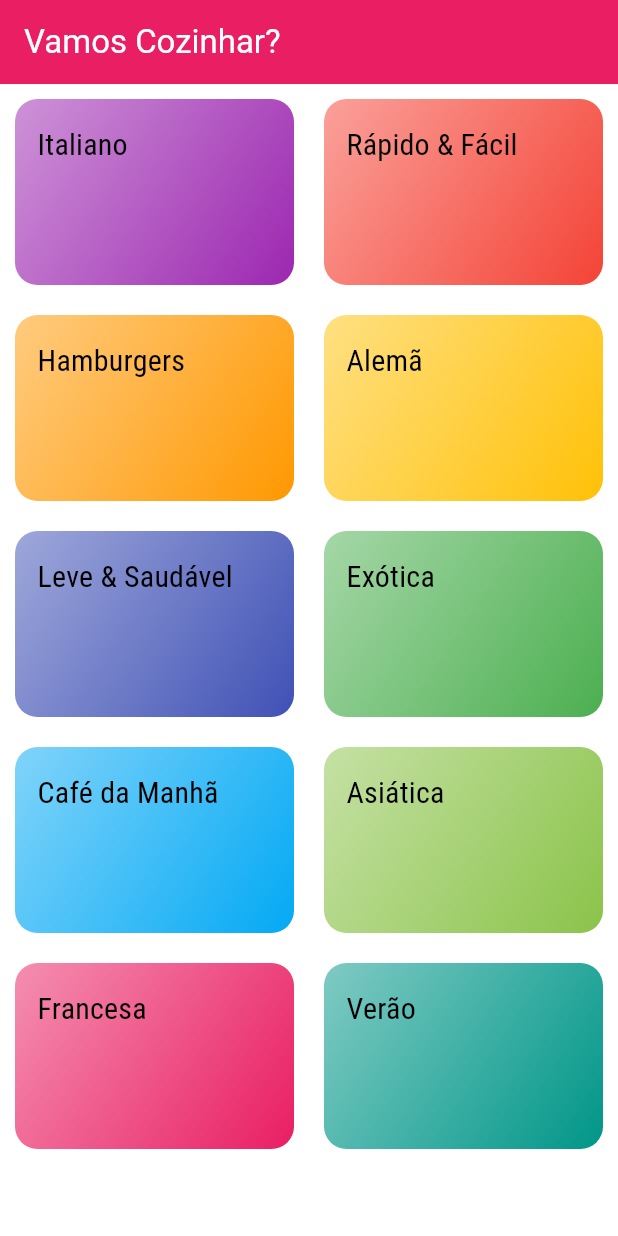
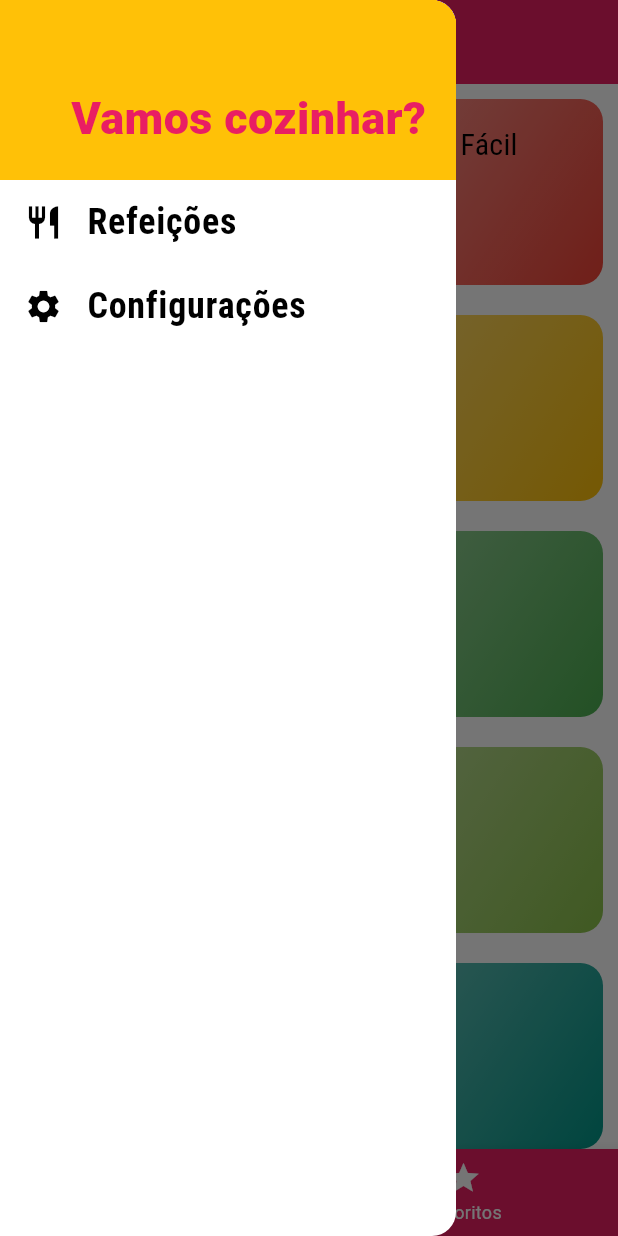
Before and after one commit to VORP2830/Meals, a Flutter app: the screen it shows after launch, with the side drawer open (before the commit the screen has no drawer), on a phone screen of 412 x 824 dp. Run offline on Flutter 3.47's test engine with Material 3 defaults, Android fonts, the phone set to English and light mode, and no system bars; missing offline and left inert: dart:ffi.

Commit message:
Aula 191 - 205

```diff
--- /dev/null
+++ b/lib/components/main_drawer.dart
@@ -0,0 +1,54 @@
+import 'package:flutter/material.dart';
+import 'package:meals/utils/app_routes.dart';
+
+class MainDrower extends StatelessWidget {
+  Widget _createItem(IconData icon, String label, Function() onTap){
+    return ListTile(
+      leading: Icon(
+        icon,
+        size: 26,
+      ),
+      title: Text(
+        label,
+        style: const TextStyle(
+          fontFamily: 'RobotoCondensed',
+          fontSize: 24,
+          fontWeight: FontWeight.bold,
+        ),
+      ),
+      onTap: onTap,
+    );
+  }
+
+  @override
+  Widget build(BuildContext context) {
+    return Drawer(
+      child: Column(
+        children: <Widget>[
+          Container(
+            height: 120,
+            width: double.infinity,
+            padding: EdgeInsets.all(20),
+            color: Theme.of(context).colorScheme.secondary,
+            alignment: Alignment.bottomRight,
+            child: Text(
+              'Vamos cozinhar?',
+              style: TextStyle(
+                fontWeight: FontWeight.w900,
+                fontSize: 30,
+                color: Theme.of(context).colorScheme.primary,
+              ),
+            ),
+          ),
+          _createItem(Icons.restaurant, "Refeições", () {
+            //Navega para a rota home e remove todas as outras rotas da pilha
+            Navigator.of(context).pushReplacementNamed(AppRoutes.HOME);
+          }),
+          _createItem(Icons.settings, "Configurações", () {
+            Navigator.of(context).pushReplacementNamed(AppRoutes.SETTINGS);
+          })
+        ],
+      ),
+    );
+  }
+}
--- a/lib/main.dart
+++ b/lib/main.dart
@@ -1,15 +1,37 @@
 import 'package:flutter/material.dart';
+import 'package:meals/data/dummy_data.dart';
+import 'package:meals/models/settings.dart';
 import 'package:meals/pages/categories_meals_page.dart';
+import 'package:meals/pages/settings_page.dart';
+import 'package:meals/pages/tabs_page.dart';
 import 'package:meals/utils/app_routes.dart';
+import 'models/meal.dart';
 import 'pages/categories_page.dart';
+import 'pages/meal_detail_page.dart';
 
 void main() {
   runApp(const MyApp());
 }
 
-class MyApp extends StatelessWidget {
+class MyApp extends StatefulWidget {
   const MyApp({super.key});
+  @override
+  State<MyApp> createState() => _MyAppState();
+}
 
+class _MyAppState extends State<MyApp> {
+  List<Meal> _availableMeals = dummyMeals;
+  void _filterMeals(Settings settings) {
+    setState(() {
+      _availableMeals = dummyMeals.where((meal) {
+        final filterGluten = settings.isGlutenFree && !meal.isGlutenFree;
+        final filterLactose = settings.isLactoseFree && !meal.isLactoseFree;
+        final filterVegan = settings.isVegan && !meal.isVegan;
+        final filterVegetarian = settings.isVegetarian && !meal.isVegetarian;
+        return !filterGluten && !filterLactose && !filterVegan && !filterVegetarian;
+      }).toList();
+    });
+  }
   @override
   Widget build(BuildContext context) {
     return MaterialApp(
@@ -29,8 +51,19 @@ class MyApp extends StatelessWidget {
       ),
       //Aqui ficam as rotas da aplicação
       routes: {
-        AppRoutes.HOME: (_) => const CategoriesPage(),
-        AppRoutes.CATEGORY_MEALS: (_) => CategoriesMealsPage(),
+        AppRoutes.HOME: (_) => TabsPage(),
+        AppRoutes.CATEGORY_MEALS: (_) => CategoriesMealsPage(_availableMeals),
+        AppRoutes.MEAL_DETAIL: (_) => MealDetailPage(),
+        AppRoutes.SETTINGS: (_) => SettingsPage(_filterMeals),
+      },
+      //Caso não exista uma rota nomeada ou uma rota desconhecida
+      //o flutter irá redirecionar para a rota home
+      onUnknownRoute: (settings) {
+        return MaterialPageRoute(
+          builder: (_) {
+            return const CategoriesPage();
+          },
+        );
       },
     );
   }
--- /dev/null
+++ b/lib/models/settings.dart
@@ -0,0 +1,13 @@
+class Settings {
+  bool isGlutenFree;
+  bool isVegan;
+  bool isVegetarian;
+  bool isLactoseFree;
+
+  Settings({
+    this.isGlutenFree = false,
+    this.isVegan = false,
+    this.isVegetarian = false,
+    this.isLactoseFree = false,
+  });
+}
--- a/lib/pages/categories_meals_page.dart
+++ b/lib/pages/categories_meals_page.dart
@@ -2,8 +2,11 @@ import 'package:flutter/material.dart';
 import '../components/meal_item.dart';
 import '../models/category.dart';
 import '../data/dummy_data.dart';
+import '../models/meal.dart';
 
 class CategoriesMealsPage extends StatelessWidget {
+  final List<Meal> meals;
+  const CategoriesMealsPage(this.meals);
   @override
   Widget build(BuildContext context) {
     final category = ModalRoute.of(context)!.settings.arguments as Category;
--- a/lib/pages/categories_page.dart
+++ b/lib/pages/categories_page.dart
@@ -8,17 +8,7 @@ class CategoriesPage extends StatelessWidget {
 
   @override
   Widget build(BuildContext context) {
-    return Scaffold(
-      appBar: AppBar(
-        title: const Text(
-          'Vamos Cozinhar?',
-          style: TextStyle(
-            color: Colors.white,
-          ),
-        ),
-        backgroundColor: Theme.of(context).colorScheme.primary,
-      ),
-      body: GridView(
+    return GridView(
       padding: const EdgeInsets.all(10),
       gridDelegate: const SliverGridDelegateWithMaxCrossAxisExtent(
         maxCrossAxisExtent: 200,
@@ -29,7 +19,6 @@ class CategoriesPage extends StatelessWidget {
       children: dummyCategories.map((category) {
         return CategoryItem(category);
       }).toList(),
-      ),
     );
   }
 }
--- /dev/null
+++ b/lib/pages/tabs_page.dart
@@ -0,0 +1,70 @@
+import 'package:flutter/material.dart';
+import 'package:flutter/widgets.dart';
+import 'package:meals/components/main_drawer.dart';
+import 'package:meals/pages/categories_page.dart';
+
+import 'favorite_page.dart';
+
+class TabsPage extends StatefulWidget {
+  @override
+  State<TabsPage> createState() => _TabsPageState();
+}
+
+class _TabsPageState extends State<TabsPage> {
+  int _selectedPageIndex = 0;
+  final List<Map<String, Object>> _pages = [
+    {'page': const CategoriesPage(), 'title': 'Lista de categorias'},
+    {'page': const FavoritePage(), 'title': 'Meus favoritos'},
+  ];
+  _selectPage(int index) {
+    setState(() {
+      _selectedPageIndex = index;
+    });
+  }
+
+  @override
+  Widget build(BuildContext context) {
+    return Scaffold(
+      appBar: AppBar(
+        backgroundColor: Theme.of(context).colorScheme.primary,
+        title: Text(
+          _pages[_selectedPageIndex]['title'] as String,
+          style: const TextStyle(
+            color: Colors.white,
+          ),
+        ),
+      ),
+      //Adiciona um menu lateral no appbar
+      drawer: MainDrower(),
+      //Quando o usuário clicar em uma aba, o valor da variável _selectedPageIndex
+      //será alterado e o corpo da página será atualizado
+      body: _pages[_selectedPageIndex]['page'] as Widget,
+      //Adiciona a barra de abas na parte inferior do appbar
+      bottomNavigationBar: BottomNavigationBar(
+        //Quando o usuário clicar em uma aba, o método _selectPage será chamado
+        onTap: _selectPage,
+        //O tipo de barra de abas que será exibida (shifting ou fixed)
+        //type: BottomNavigationBarType.fixed,
+        backgroundColor: Theme.of(context).colorScheme.primary,
+        //A cor do ícone da aba selecionada
+        selectedItemColor: Theme.of(context).colorScheme.secondary,
+        //A cor do ícone das abas não selecionadas
+        unselectedItemColor: Colors.white,
+        //O índice da aba selecionada
+        currentIndex: _selectedPageIndex,
+        //Adiciona a barra de abas na parte inferior do appbar
+        items: const [
+          //Botões de navegação
+          BottomNavigationBarItem(
+            icon: Icon(Icons.category),
+            label: 'Categorias',
+          ),
+          BottomNavigationBarItem(
+            icon: Icon(Icons.star),
+            label: 'Favoritos',
+          ),
+        ],
+      ),
+    );
+  }
+}
--- a/lib/utils/app_routes.dart
+++ b/lib/utils/app_routes.dart
@@ -1,4 +1,6 @@
 class AppRoutes {
   static const HOME = '/';
   static const CATEGORY_MEALS = '/categories-meals';
+  static const MEAL_DETAIL = '/meal-detail';
+  static const SETTINGS = '/settings';
 }
```
Also changed, not shown: lib/components/meal_detail.dart (added, +112 -0 lines), lib/components/meal_item.dart (+9 -2 lines), lib/pages/favorite_page.dart (added, +12 -0 lines), lib/pages/meal_detail_page.dart (added, +25 -0 lines), lib/pages/settings_page.dart (added, +89 -0 lines). Lines whose indentation alone changed are shown as unchanged.
